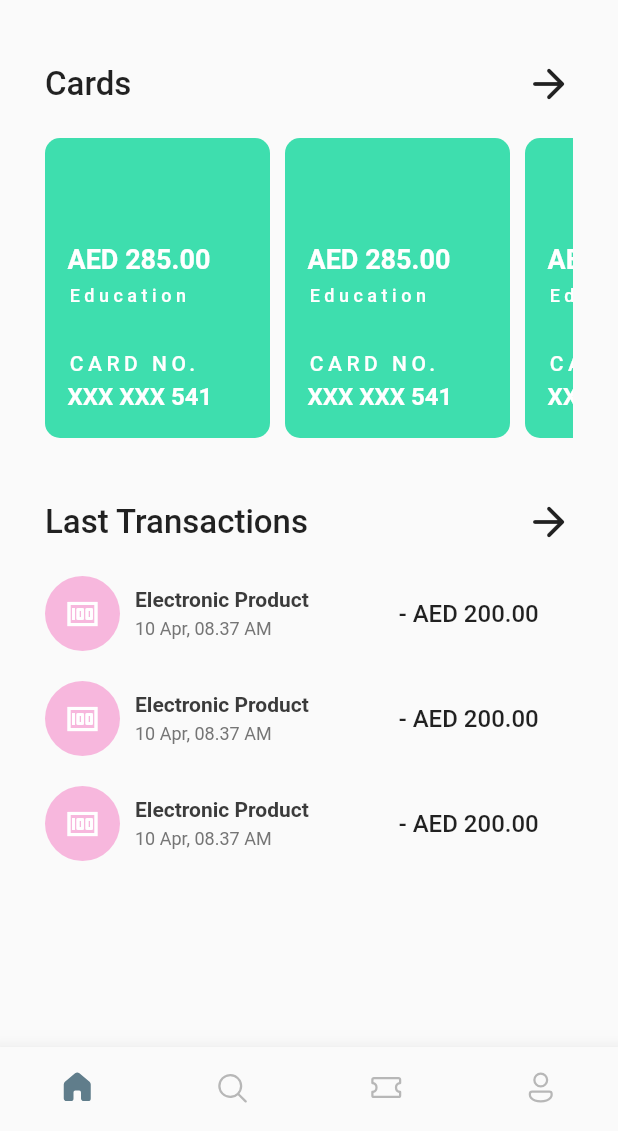
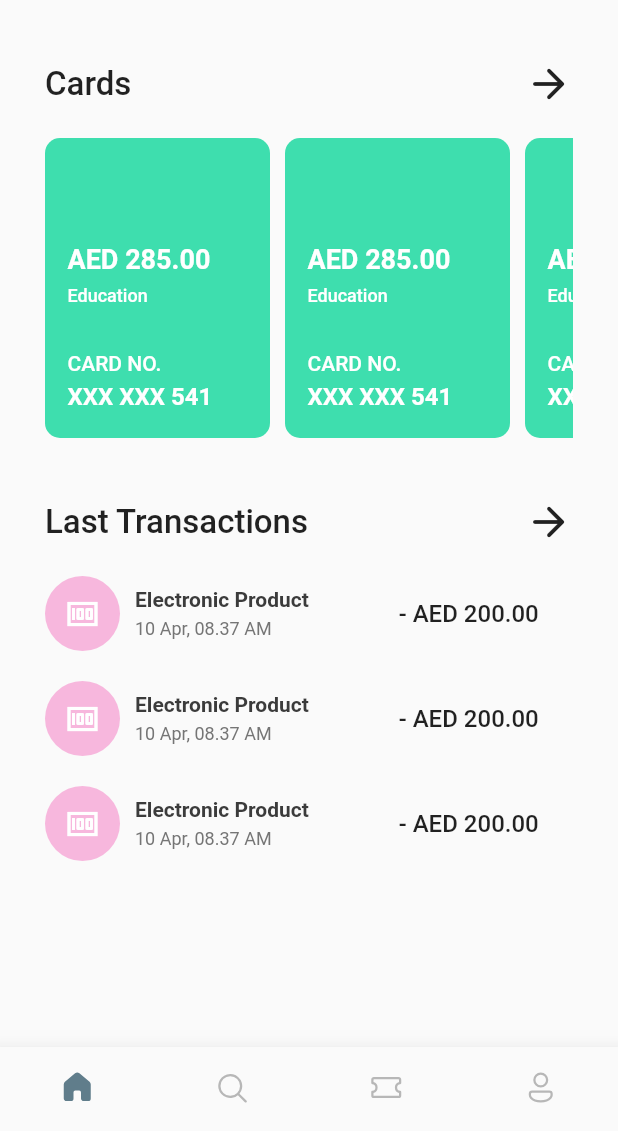
Before and after one commit to adhityabye/moneyApp_flutter, a Flutter app: the screen it shows after launch, on a phone screen of 412 x 824 dp, the part 105-1236 px from its top. Run offline on Flutter 3.47's test engine with Material 2 defaults, Android fonts, the phone set to English and light mode, and no system bars; our stand-ins replace fluentui_icons, gap, get, percent_indicator.

Commit message:
app style update

```diff
--- a/lib/utils/accent_style.dart
+++ b/lib/utils/accent_style.dart
@@ -16,8 +16,8 @@ class Styles {
   static TextStyle headLineStyle3 =
       TextStyle(fontSize: 12, fontWeight: FontWeight.w500);
   static TextStyle headLineStyle4 = TextStyle(
-      fontSize: 14,
-      color: Colors.grey.shade500,
-      fontWeight: FontWeight.w500,
-      letterSpacing: 3);
+    fontSize: 14,
+    color: Colors.grey.shade500,
+    fontWeight: FontWeight.w500,
+  );
 }
```
